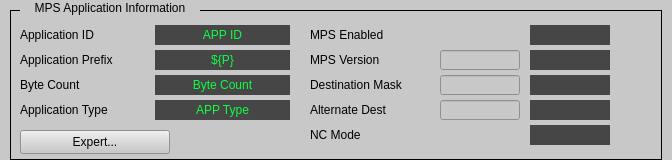
The window that mps_expert_embed_application_information.ui (ad-build-test/pydm-mps) describes before a commit, drawn with Qt 5.
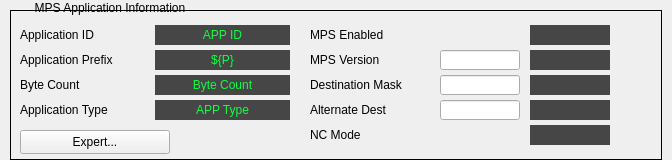
The same window after the commit. Custom widgets are drawn as their Qt base class.

The edit to the form file:
```diff
--- a/mps_expert_embed_application_information.ui
+++ b/mps_expert_embed_application_information.ui
@@ -14,7 +14,7 @@
    <string>Form</string>
   </property>
   <property name="styleSheet">
-   <string notr="true">background-color: rgb(200, 200, 200);</string>
+   <string notr="true"/>
   </property>
   <widget class="QFrame" name="frame_2">
    <property name="geometry">
@@ -26,7 +26,7 @@
     </rect>
    </property>
    <property name="styleSheet">
-    <string notr="true">background-color: rgb(200, 200, 200);</string>
+    <string notr="true"/>
    </property>
    <property name="frameShape">
     <enum>QFrame::Box</enum>
```
